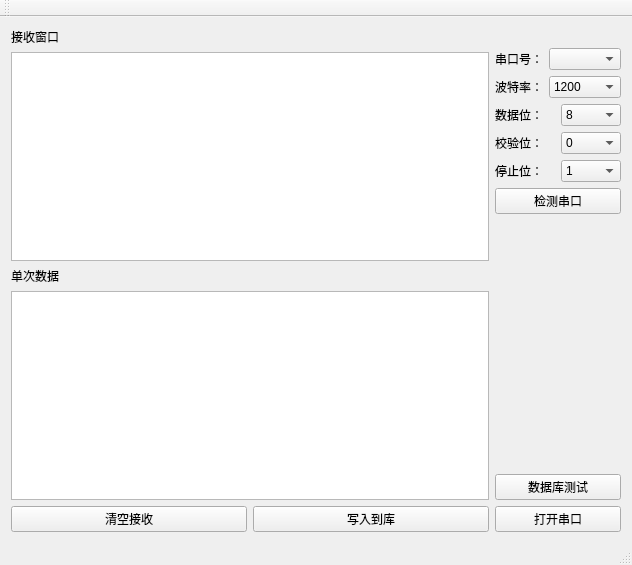
Above: mainwindow.ui from VegetablesMaster/qt_serial before the change. Below: the same form after it.
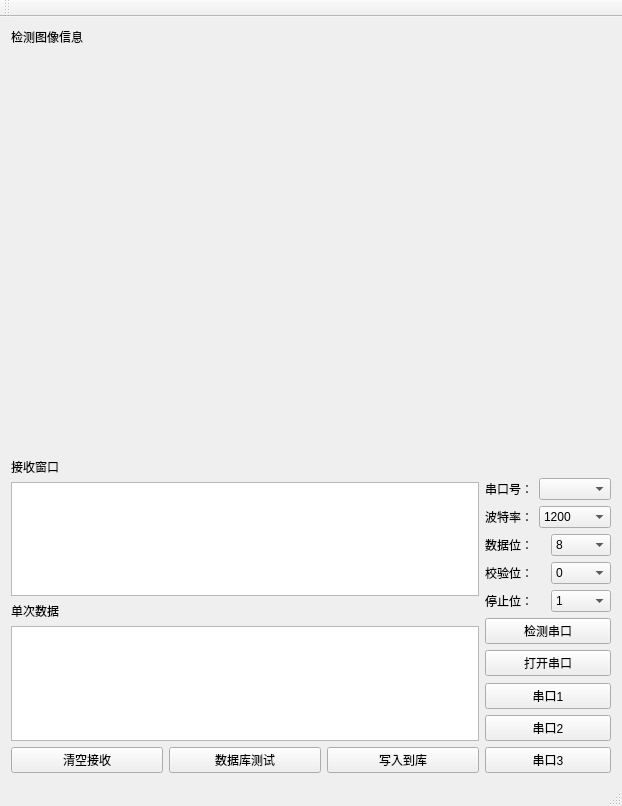
That is the form after the change.

Commit message: 增加多串口模式

What changed in the file:
```diff
--- a/mainwindow.ui
+++ b/mainwindow.ui
@@ -6,8 +6,8 @@
    <rect>
     <x>0</x>
     <y>0</y>
-    <width>632</width>
-    <height>565</height>
+    <width>618</width>
+    <height>806</height>
    </rect>
   </property>
   <property name="windowTitle">
@@ -15,7 +15,17 @@
   </property>
   <widget class="QWidget" name="centralWidget">
    <layout class="QGridLayout" name="gridLayout">
-    <item row="0" column="0">
+    <item row="1" column="0">
+     <widget class="QWidget" name="widget" native="true">
+      <property name="minimumSize">
+       <size>
+        <width>600</width>
+        <height>400</height>
+       </size>
+      </property>
+     </widget>
+    </item>
+    <item row="4" column="0">
      <layout class="QHBoxLayout" name="horizontalLayout_7">
       <item>
        <layout class="QVBoxLayout" name="verticalLayout">
@@ -48,6 +58,13 @@
             </property>
            </widget>
           </item>
+          <item>
+           <widget class="QPushButton" name="sqlselectButton">
+            <property name="text">
+             <string>数据库测试</string>
+            </property>
+           </widget>
+          </item>
           <item>
            <widget class="QPushButton" name="sendButton">
             <property name="text">
@@ -194,6 +211,13 @@
           </property>
          </widget>
         </item>
+        <item>
+         <widget class="QPushButton" name="openButton">
+          <property name="text">
+           <string>打开串口</string>
+          </property>
+         </widget>
+        </item>
         <item>
          <spacer name="verticalSpacer">
           <property name="orientation">
@@ -202,22 +226,29 @@
           <property name="sizeHint" stdset="0">
            <size>
             <width>20</width>
-            <height>40</height>
+            <height>20</height>
            </size>
           </property>
          </spacer>
         </item>
         <item>
-         <widget class="QPushButton" name="sqlselectButton">
+         <widget class="QPushButton" name="SerialButton_1">
           <property name="text">
-           <string>数据库测试</string>
+           <string>串口1</string>
           </property>
          </widget>
         </item>
         <item>
-         <widget class="QPushButton" name="openButton">
+         <widget class="QPushButton" name="SerialButton_2">
           <property name="text">
-           <string>打开串口</string>
+           <string>串口2</string>
+          </property>
+         </widget>
+        </item>
+        <item>
+         <widget class="QPushButton" name="SerialButton_3">
+          <property name="text">
+           <string>串口3</string>
           </property>
          </widget>
         </item>
@@ -225,6 +256,13 @@
       </item>
      </layout>
     </item>
+    <item row="0" column="0">
+     <widget class="QLabel" name="label_9">
+      <property name="text">
+       <string>检测图像信息</string>
+      </property>
+     </widget>
+    </item>
    </layout>
   </widget>
   <widget class="QMenuBar" name="menuBar">
```
Left out of the diff: 2 changed lines with no effect on the pictures. The commit also changes 2 other files.
